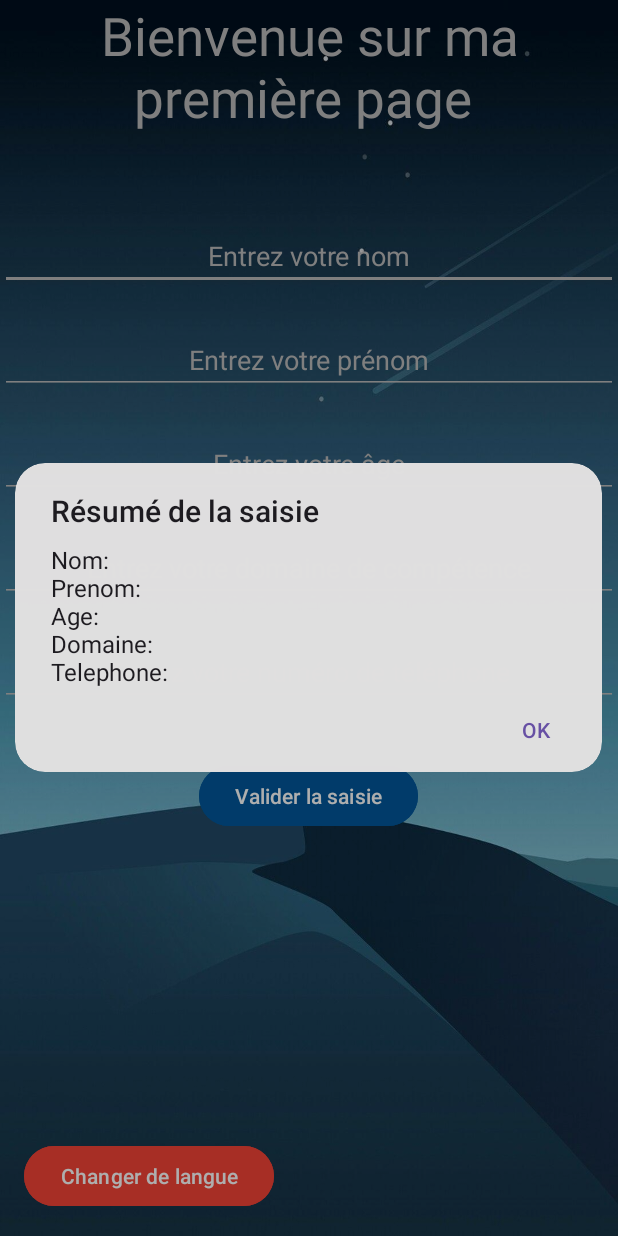
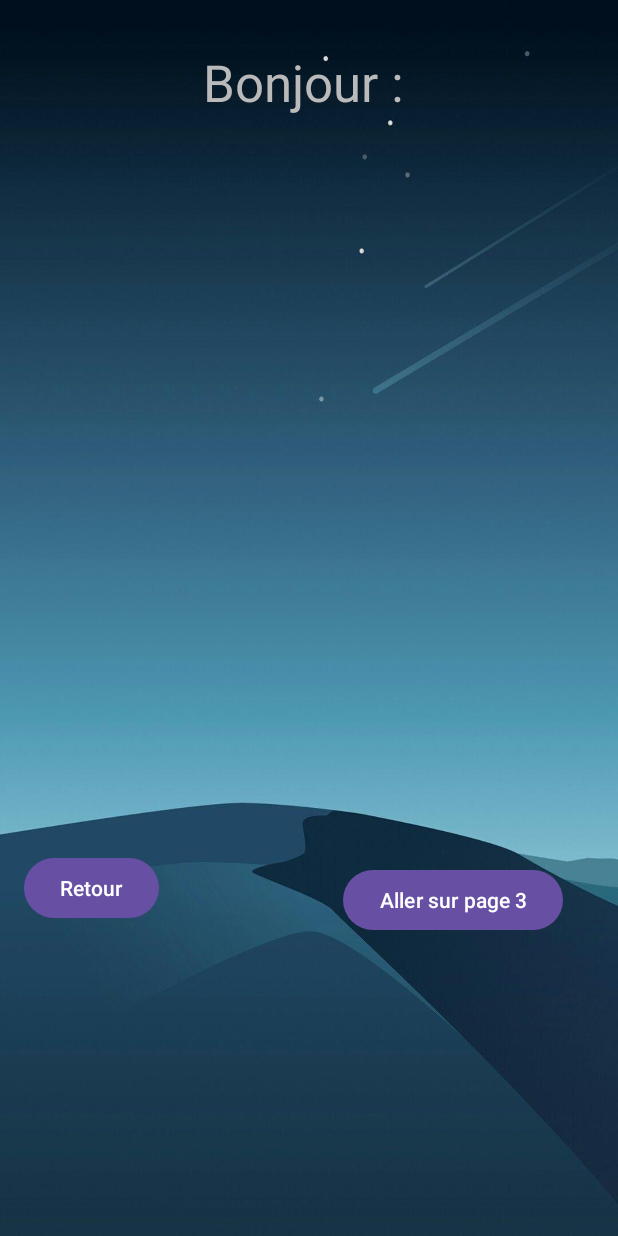
Before and after one commit to AdaamD/CallApp, an Android app: the screen it shows after launch (MainActivity before the commit, SecondActivity after it), after a tap on "Valider la saisie", on a phone screen of 412 x 824 dp. Run offline under Robolectric (Android 15) with nearby library versions, the light colour scheme and no system bars.

Commit message:
Exerice6 FAIT, Page 2 et 3 avec Retour arrière

```diff
--- a/TP1/app/src/main/java/com/example/tp1/MainActivity.java
+++ b/TP1/app/src/main/java/com/example/tp1/MainActivity.java
@@ -3,6 +3,7 @@ package com.example.tp1;
 import androidx.appcompat.app.AlertDialog;
 import androidx.appcompat.app.AppCompatActivity;
 
+import android.content.Intent;
 import android.content.res.Configuration;
 import android.content.res.Resources;
 import android.graphics.drawable.Drawable;
@@ -88,6 +89,21 @@ public class MainActivity extends AppCompatActivity {
         dialog.getWindow().setBackgroundDrawable(backgroundDrawable);
 
         dialog.show();
+
+        // Créer un nouvel Intent pour lancer la nouvelle activité
+        Intent intent = new Intent(MainActivity.this, SecondActivity.class);
+
+        // Ajouter les données récupérées en tant qu'extra dans l'Intent
+        intent.putExtra("NOM", nom);
+        intent.putExtra("PRENOM", prenom);
+        intent.putExtra("AGE", age);
+        intent.putExtra("DOMAINE", domaine);
+        intent.putExtra("TELEPHONE", telephone);
+
+        // Lancer la nouvelle activité avec l'Intent
+        startActivity(intent);
+
+
     }
 
     // Méthode pour changer la langue de l'application
--- /dev/null
+++ b/TP1/app/src/main/java/com/example/tp1/SecondActivity.java
@@ -0,0 +1,50 @@
+package com.example.tp1;
+
+import androidx.appcompat.app.AppCompatActivity;
+
+import android.content.Intent;
+import android.os.Bundle;
+import android.view.View;
+import android.widget.Button;
+import android.widget.TextView;
+
+public class SecondActivity extends AppCompatActivity {
+
+    @Override
+    protected void onCreate(Bundle savedInstanceState) {
+        super.onCreate(savedInstanceState);
+        setContentView(R.layout.activity_second);
+
+    // Extraire les données de l'intent
+        Intent intent = getIntent();
+        if (intent != null) {
+            String nom = intent.getStringExtra("NOM");
+
+            // Afficher le texte récupéré dans TextViews ou d'autres vues
+            TextView nomTextView = findViewById(R.id.TextView_Nom);
+            nomTextView.setText("Bonjour : " + nom);
+
+    //Action des 2 boutons
+            Button okButton = findViewById(R.id.okButton);
+            Button retourButton = findViewById(R.id.retourButton);
+
+            okButton.setOnClickListener(new View.OnClickListener() {
+                @Override
+                public void onClick(View v) {
+                    // Lancer une troisième activité, par exemple une activité vide
+                    Intent intent = new Intent(SecondActivity.this, TroisiemeActivity.class);
+                    startActivity(intent);
+                }
+            });
+
+            retourButton.setOnClickListener(new View.OnClickListener() {
+                @Override
+                public void onClick(View v) {
+                    // Revenir à l'activité précédente (dans ce cas, MainActivity)
+                    finish();
+                }
+            });
+
+        }
+    }
+}
--- /dev/null
+++ b/TP1/app/src/main/res/layout/activity_second.xml
@@ -0,0 +1,52 @@
+<?xml version="1.0" encoding="utf-8"?>
+<androidx.constraintlayout.widget.ConstraintLayout xmlns:android="http://schemas.android.com/apk/res/android"
+    xmlns:app="http://schemas.android.com/apk/res-auto"    xmlns:tools="http://schemas.android.com/tools"
+    android:layout_width="match_parent"
+    android:layout_height="match_parent"
+    android:background="@drawable/bluesky_back"
+    >
+
+
+
+
+    <TextView
+        android:id="@+id/TextView_Nom"
+        android:layout_width="wrap_content"
+        android:layout_height="wrap_content"
+        android:textColor="@color/grey"
+        android:textSize="34sp"
+        tools:ignore="MissingConstraints"
+        app:layout_constraintTop_toTopOf="parent"
+        app:layout_constraintStart_toStartOf="parent"
+        app:layout_constraintEnd_toEndOf="parent"
+        android:layout_marginTop="32dp"/>
+
+    <!-- Ok bouton-->
+
+    <!--Return bouton -->
+    <Button
+        android:id="@+id/okButton"
+        android:layout_width="wrap_content"
+        android:layout_height="wrap_content"
+        android:layout_marginTop="576dp"
+        android:text="Aller sur page 3"
+        app:layout_constraintEnd_toEndOf="parent"
+        app:layout_constraintHorizontal_bias="0.862"
+        app:layout_constraintStart_toStartOf="parent"
+        app:layout_constraintTop_toTopOf="parent"
+        tools:ignore="MissingConstraints" />
+
+    <Button
+        android:id="@+id/retourButton"
+        android:layout_width="wrap_content"
+        android:layout_height="wrap_content"
+        android:layout_marginTop="568dp"
+        android:text="Retour"
+        app:layout_constraintEnd_toEndOf="parent"
+        app:layout_constraintHorizontal_bias="0.05"
+        app:layout_constraintStart_toStartOf="parent"
+        app:layout_constraintTop_toTopOf="parent"
+        tools:ignore="MissingConstraints" />
+
+
+</androidx.constraintlayout.widget.ConstraintLayout>
--- /dev/null
+++ b/TP1/app/src/main/res/values/refs.xml
@@ -0,0 +1,2 @@
+<?xml version="1.0" encoding="utf-8"?>
+<resources></resources>
```
Also changed, not shown: TP1/app/src/main/AndroidManifest.xml (+10 -0 lines), TP1/app/src/main/java/com/example/tp1/TroisiemeActivity.java (added, +31 -0 lines), TP1/app/src/main/res/layout/activity_troisieme.xml (added, +31 -0 lines).
